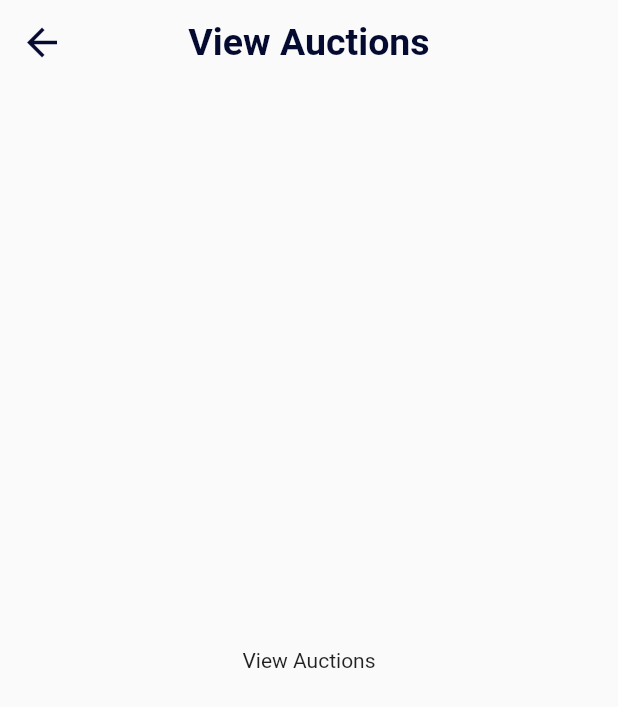
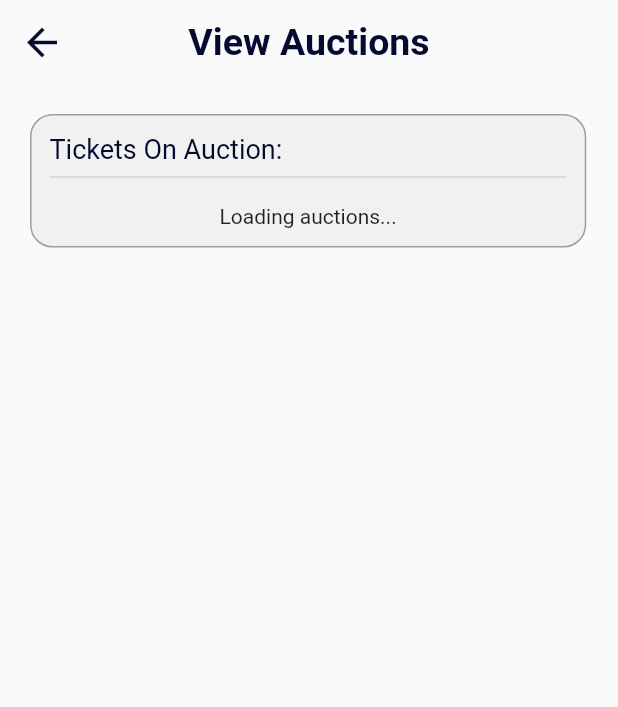
Before and after one commit to dekad4n/ens491-mobile, a Flutter app: the ViewAuctionsPage screen opened directly, on a phone screen of 412 x 824 dp. Shown: the top 707 px of the screen. Run offline on Flutter 3.47's test engine with Material 2 defaults, Android fonts, the phone set to English and light mode, and no system bars; our stand-ins replace carousel_slider, elegant_notification, flutter_dotenv, image_picker, qr_flutter; missing offline and left inert: alchemy_web3, qr_code_scanner, walletconnect_dart; accounts and stored records are empty; Roboto replaces fonts that are missing (Avenir); key blocks and very long unbroken strings in the code were emptied for the run.

Commit message:
Create create_auction_page.dart

```diff
--- a/lib/pages/view_auctions_page.dart
+++ b/lib/pages/view_auctions_page.dart
@@ -22,6 +22,68 @@ class ViewAuctionsPage extends StatefulWidget {
 
 class _ViewAuctionsPageState extends State<ViewAuctionsPage> {
   List<dynamic> auctions = [];
+  bool _isLoading = true;
+
+  void refreshTicketStatus() {
+    setState(() {
+      _isLoading = true;
+    });
+
+    //TODO: refresh data
+  }
+
+  ticketsGridView() {
+    if (_isLoading) {
+      return Center(child: Text("Loading auctions..."));
+    } else {
+      return Container(padding: EdgeInsets.all(12), color: Colors.red);
+      //   return Container(
+      //   width: double.infinity,
+      //   height: ((list.length / 3).ceil() + 1) * 70,
+      //   constraints: BoxConstraints(maxHeight: 4 * 70),
+      //   child: GridView.count(
+      //       primary: false,
+      //       padding: const EdgeInsets.all(8),
+      //       childAspectRatio: (4 / 5),
+      //       crossAxisSpacing: 10,
+      //       mainAxisSpacing: 10,
+      //       crossAxisCount: 3,
+      //       children: tickets),
+      // );
+    }
+  }
+
+  auctionTicketsSection() {
+    return Container(
+      padding: EdgeInsets.all(12),
+      width: MediaQuery.of(context).size.width * 0.9,
+      decoration: BoxDecoration(
+        borderRadius: BorderRadius.circular(15),
+        border: Border.all(color: Colors.grey.shade500, width: 1),
+        color: Colors.grey.withOpacity(0.1),
+      ),
+      child: Column(
+        crossAxisAlignment: CrossAxisAlignment.start,
+        children: [
+          Row(
+            mainAxisAlignment: MainAxisAlignment.spaceBetween,
+            children: [
+              Text(
+                "Tickets On Auction:",
+                style: TextStyle(
+                    color: Color(0xFF050A31),
+                    fontSize: 18,
+                    fontWeight: FontWeight.w400),
+              ),
+            ],
+          ),
+          Divider(thickness: 1),
+          SizedBox(height: 10),
+          ticketsGridView(),
+        ],
+      ),
+    );
+  }
 
   @override
   Widget build(BuildContext context) {
@@ -46,8 +108,14 @@ class _ViewAuctionsPageState extends State<ViewAuctionsPage> {
         ),
         centerTitle: true,
       ),
-      body: Center(
-        child: Text("View Auctions"),
+      body: Container(
+        padding: EdgeInsets.all(20),
+        child: Column(
+          crossAxisAlignment: CrossAxisAlignment.center,
+          children: [
+            auctionTicketsSection(),
+          ],
+        ),
       ),
     );
   }
```
Also changed, not shown: lib/pages/create_auction_page.dart (added, +63 -0 lines), lib/pages/your_tickets_page.dart (+53 -2 lines).
